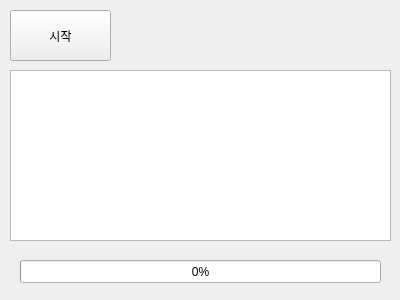
HeoYongmin/basic-python-2024, file day06/ThreadApp.ui: the form before one commit.
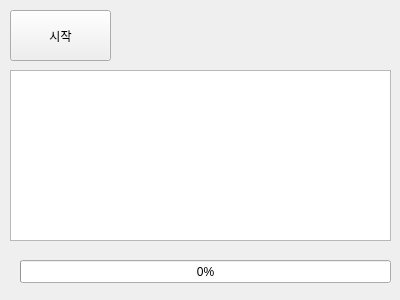
The form after the commit.

The edit to the form file:
```diff
--- a/day06/ThreadApp.ui
+++ b/day06/ThreadApp.ui
@@ -47,7 +47,7 @@
     <rect>
      <x>20</x>
      <y>260</y>
-     <width>361</width>
+     <width>371</width>
      <height>23</height>
     </rect>
    </property>
```
